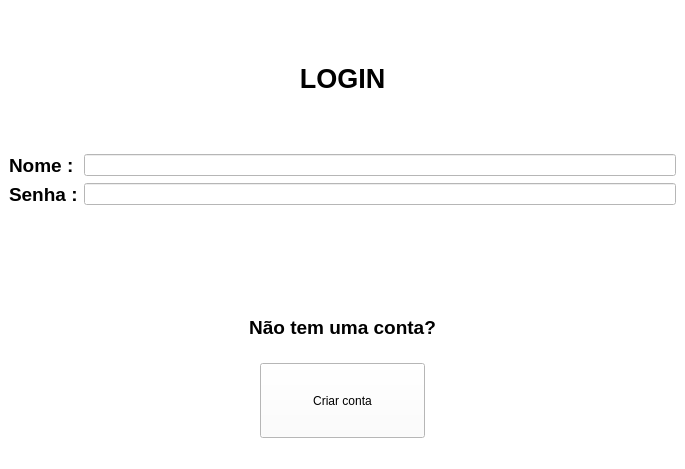
Old version of the form Projetos/CRUD/interfaces/login.ui in the repository JoaoEmanuell/Meus-Estudos-Python.
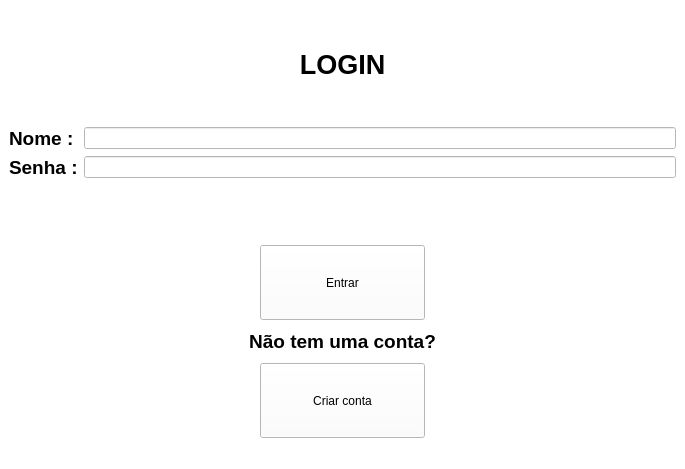
New version of the form.

Commit message: login account criado

```diff
--- a/Projetos/CRUD/interfaces/login.ui
+++ b/Projetos/CRUD/interfaces/login.ui
@@ -76,6 +76,32 @@
       </item>
      </layout>
     </item>
+    <item>
+     <layout class="QHBoxLayout" name="horizontalLayout_5">
+      <item>
+       <widget class="QPushButton" name="loginAccountButton">
+        <property name="minimumSize">
+         <size>
+          <width>100</width>
+          <height>75</height>
+         </size>
+        </property>
+        <property name="maximumSize">
+         <size>
+          <width>165</width>
+          <height>75</height>
+         </size>
+        </property>
+        <property name="cursor">
+         <cursorShape>UpArrowCursor</cursorShape>
+        </property>
+        <property name="text">
+         <string>Entrar</string>
+        </property>
+       </widget>
+      </item>
+     </layout>
+    </item>
     <item>
      <layout class="QVBoxLayout" name="verticalLayout">
       <item>
```
The commit also changes 4 other files.
